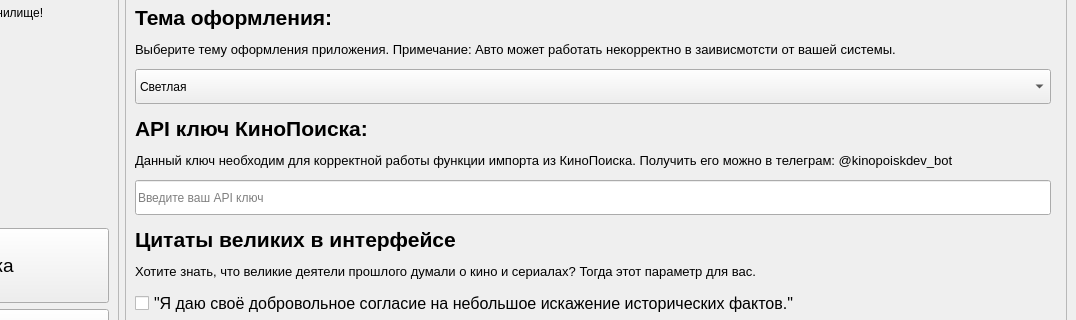
The window that resources/ui/settings.ui (venterum/ReelKeeper) describes before a commit, drawn with Qt 5; both pictures show x 204 to 1280 and y 236 to 556 of the 1280 by 720 pixel window.
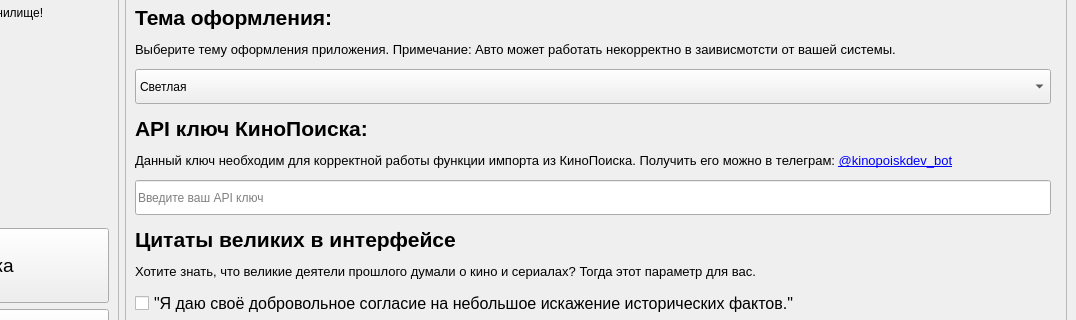
The same window after the commit. Icons and pictures are not drawn.

Commit message:
v1.2.1 - Обновлены настройки
- Добавлена гиперссылка на @kinopoiskdev_bot для получения API ключа

Diff of the .ui file:
```diff
--- a/resources/ui/settings.ui
+++ b/resources/ui/settings.ui
@@ -269,7 +269,7 @@
               </font>
              </property>
              <property name="text">
-              <string>Данный ключ необходим для корректной работы функции импорта из КиноПоиска. Получить его можно в телеграм: @kinopoiskdev_bot</string>
+              <string>&lt;html&gt;&lt;head/&gt;&lt;body&gt;&lt;p&gt;Данный ключ необходим для корректной работы функции импорта из КиноПоиска. Получить его можно в телеграм: &lt;a href=&quot;https://t.me/kinopoiskdev_bot&quot;&gt;&lt;span style=&quot; text-decoration: underline; color:#0000ff;&quot;&gt;@kinopoiskdev_bot&lt;/span&gt;&lt;/a&gt;&lt;/p&gt;&lt;/body&gt;&lt;/html&gt;</string>
              </property>
             </widget>
            </item>
```
